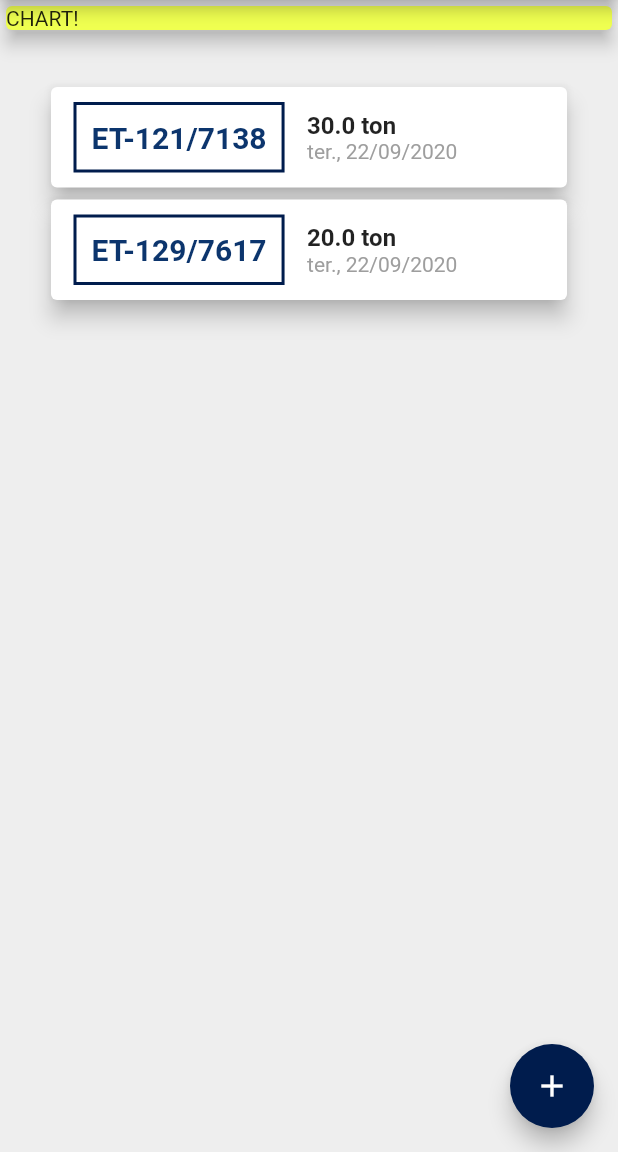
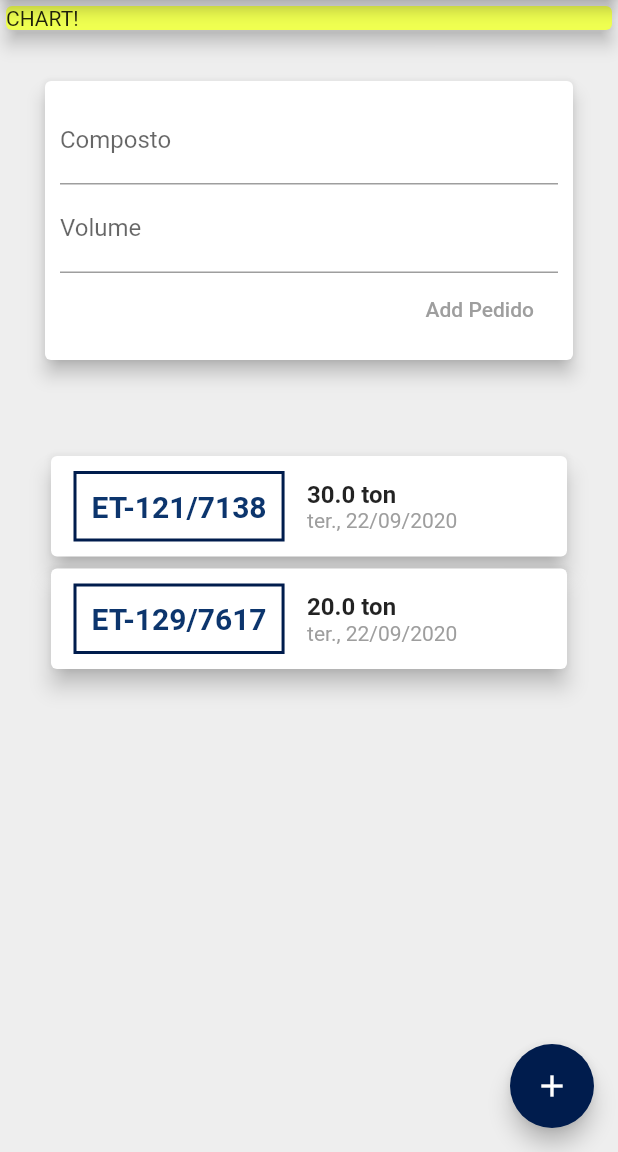
Before and after one commit to jonatas101/pedidosEmbramaco, a Flutter app: the screen it shows after launch, on a phone screen of 412 x 824 dp, the part 84-1236 px from its top. Run offline on Flutter 3.47's test engine with Material 2 defaults, Android fonts, the phone set to English and light mode, and no system bars.

Commit message:
criação da lista de compostos

```diff
--- a/lib/main.dart
+++ b/lib/main.dart
@@ -1,8 +1,9 @@
 import 'package:flutter/material.dart';
 import 'package:intl/intl.dart';
 import 'package:intl/date_symbol_data_local.dart';
+import 'package:pedidosEmbramaco/widgets/novo_pedido.dart';
 
-import 'models/itens.dart';
+import 'models/pedido.dart';
 
 void main() => runApp(MyApp());
 
@@ -18,14 +19,14 @@ class MyApp extends StatelessWidget {
 }
 
 class MyHomePage extends StatelessWidget {
-  final List<Item> pedidos = [
-    Item(
+  final List<Pedido> pedidos = [
+    Pedido(
       id: 'p1',
       composto: 'ET-121/7138',
       volume: 30.000,
       date: DateTime.now(),
     ),
-    Item(
+    Pedido(
       id: 'p2',
       composto: 'ET-129/7617',
       volume: 20.000,
@@ -53,6 +54,7 @@ class MyHomePage extends StatelessWidget {
               elevation: 5,
             ),
           ),
+          NovoPedido(),
           Container(
             margin: EdgeInsets.all(30),
             child: Column(
--- /dev/null
+++ b/lib/models/compostos.dart
@@ -0,0 +1,6 @@
+class Composto {
+  String codigo;
+  double preco;
+
+  Composto({this.codigo, this.preco});
+}
--- /dev/null
+++ b/lib/models/compostos_list.dart
@@ -0,0 +1,25 @@
+import 'package:pedidosEmbramaco/models/compostos.dart';
+
+import 'compostos.dart';
+
+class CompostosList {
+  CompostosList(this.compostos);
+
+  List<Composto> compostos = [
+    Composto(codigo: 'CE-5229', preco: 128.00),
+    Composto(codigo: 'CIK-AM1459', preco: 56.25),
+    Composto(codigo: 'CIK-AZ1111', preco: 103.50),
+    Composto(codigo: 'CCIK-MA5455', preco: 49.50),
+    Composto(codigo: 'CIK-NE6118', preco: 75.30),
+    Composto(codigo: 'CIK-PL0101', preco: 30.00),
+    Composto(codigo: 'CIK-PL0115', preco: 33.00),
+    Composto(codigo: 'ET-121/7138', preco: 2.89),
+    Composto(codigo: 'ET-129/7315', preco: 2.05),
+    Composto(codigo: 'ET-129/7620', preco: 2.45),
+    Composto(codigo: 'ET129/7381', preco: 2.51),
+    Composto(codigo: 'ET-129/7617', preco: 2.50),
+    Composto(codigo: 'M-535/1051', preco: 3.85),
+    Composto(codigo: 'M-622/138', preco: 4.35),
+    Composto(codigo: 'M-85/542', preco: 5.5),
+  ];
+}
--- a/lib/models/itens.dart
+++ b/lib/models/pedido.dart
@@ -1,12 +1,12 @@
 import 'package:flutter/foundation.dart';
 
-class Item {
+class Pedido {
   final String id;
   final String composto;
   final double volume;
   final DateTime date;
 
-  Item({
+  Pedido({
     @required this.id,
     @required this.composto,
     @required this.volume,
```
